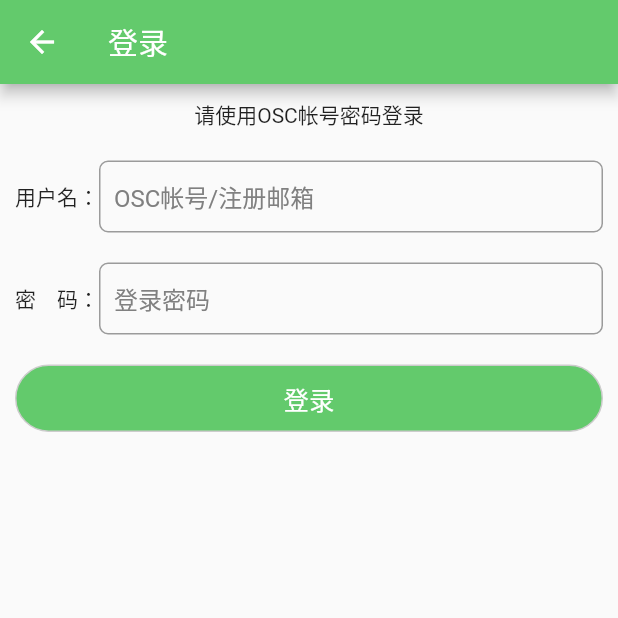
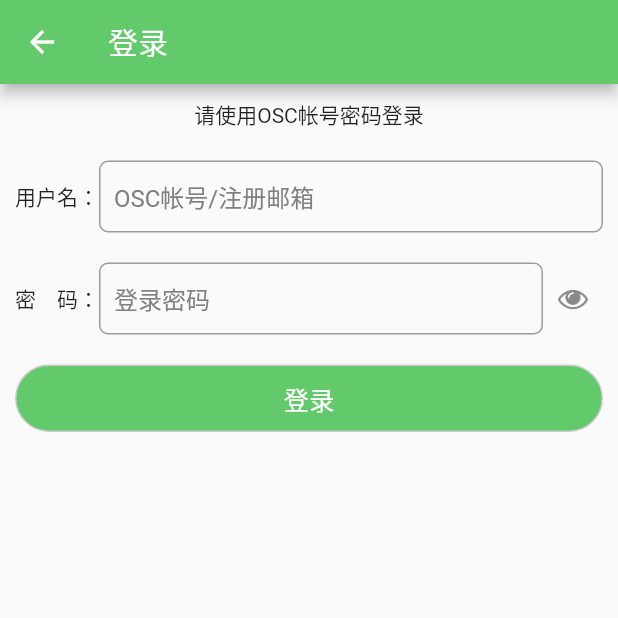
Before and after one commit to yubo725/flutter-osc, a Flutter app: the screen it shows after launch, item 2 of the bottom bar chosen, after a tap on "去登录", on a phone screen of 412 x 824 dp, the top half of it. Run offline on Flutter 3.47's test engine with Material 2 defaults, Android fonts, the phone set to English and light mode, and no system bars; our stand-ins replace event_bus, image_picker, shared_preferences; missing offline and left inert: barcode_scan, flutter_webview_plugin; network calls fail.

Commit message:
登录页面加入显示密码功能

```diff
--- a/lib/pages/LoginPage.dart
+++ b/lib/pages/LoginPage.dart
@@ -50,6 +50,8 @@ class LoginPageState extends State<LoginPage> {
             // 当前是回调页面，则调用js方法获取数据
             parseResult();
           }
+          break;
+        case WebViewState.abortLoad:
           break;
       }
     });
--- a/lib/pages/NewLoginPage.dart
+++ b/lib/pages/NewLoginPage.dart
@@ -31,6 +31,8 @@ class NewLoginPageState extends State<NewLoginPage> {
   bool isLoadingCallbackPage = false;
   // 是否正在登录
   bool isOnLogin = false;
+  // 是否隐藏输入的文本
+  bool obscureText = true;
 
   final usernameCtrl = TextEditingController(text: '');
   final passwordCtrl = TextEditingController(text: '');
@@ -94,6 +96,8 @@ class NewLoginPageState extends State<NewLoginPage> {
               // 不是输入账号密码的界面，则需要模拟点击"换个账号"按钮
               break;
           }
+          break;
+        case WebViewState.abortLoad:
           break;
       }
     });
@@ -246,7 +250,7 @@ class NewLoginPageState extends State<NewLoginPage> {
                 Text("密　码："),
                 Expanded(child: TextField(
                   controller: passwordCtrl,
-                  obscureText: true,
+                  obscureText: obscureText,
                   decoration: InputDecoration(
                     hintText: "登录密码",
                     hintStyle: TextStyle(
@@ -257,7 +261,20 @@ class NewLoginPageState extends State<NewLoginPage> {
                     ),
                     contentPadding: const EdgeInsets.all(10.0)
                   ),
-                ))
+                )),
+                InkWell(
+                  child: Container(
+                    width: 40,
+                    height: 40,
+                    alignment: Alignment.center,
+                    child: Image.asset("images/ic_eye.png", width: 20, height: 20),
+                  ),
+                  onTap: () {
+                    setState(() {
+                      obscureText = !obscureText;
+                    });
+                  },
+                )
               ],
             ),
             Container(height: 20.0),
--- a/pubspec.yaml
+++ b/pubspec.yaml
@@ -77,6 +77,7 @@ flutter:
     - images/leftmenu/ic_settings.png
     - images/ic_osc_logo.png
     - images/ic_add_pics.png
+    - images/ic_eye.png
 
   # An image asset can refer to one or more resolution-specific "variants", see
   # https://flutter.io/assets-and-images/#resolution-aware.
```
Also changed, not shown: images/ic_eye.png (added), pubspec.lock.
